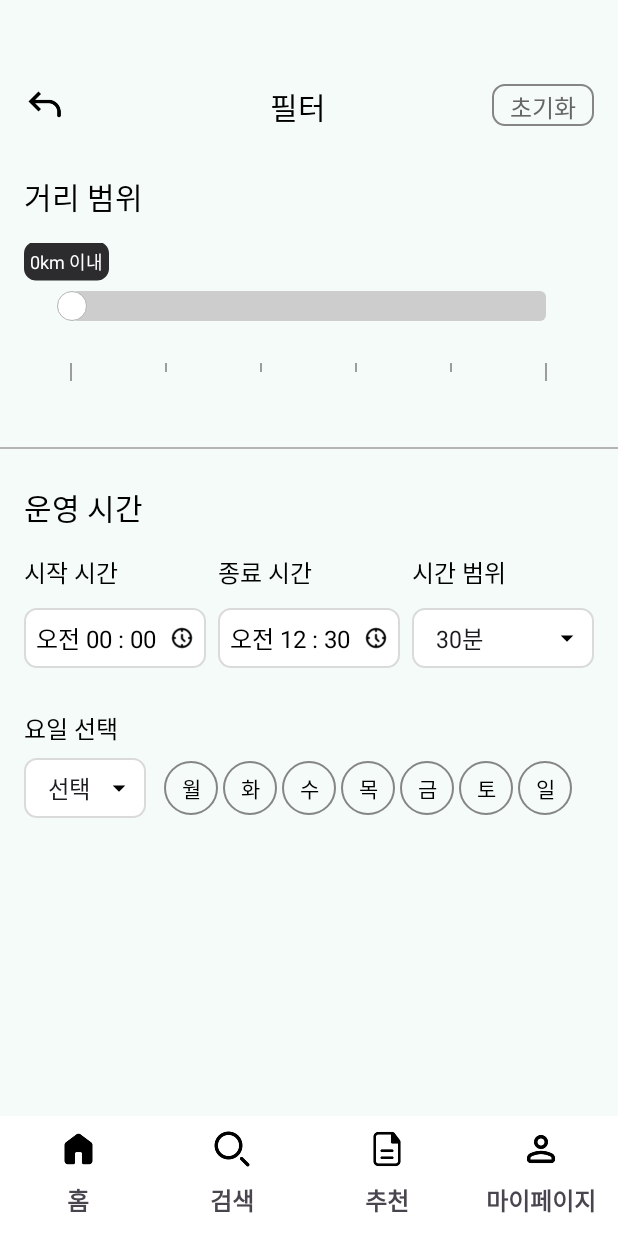
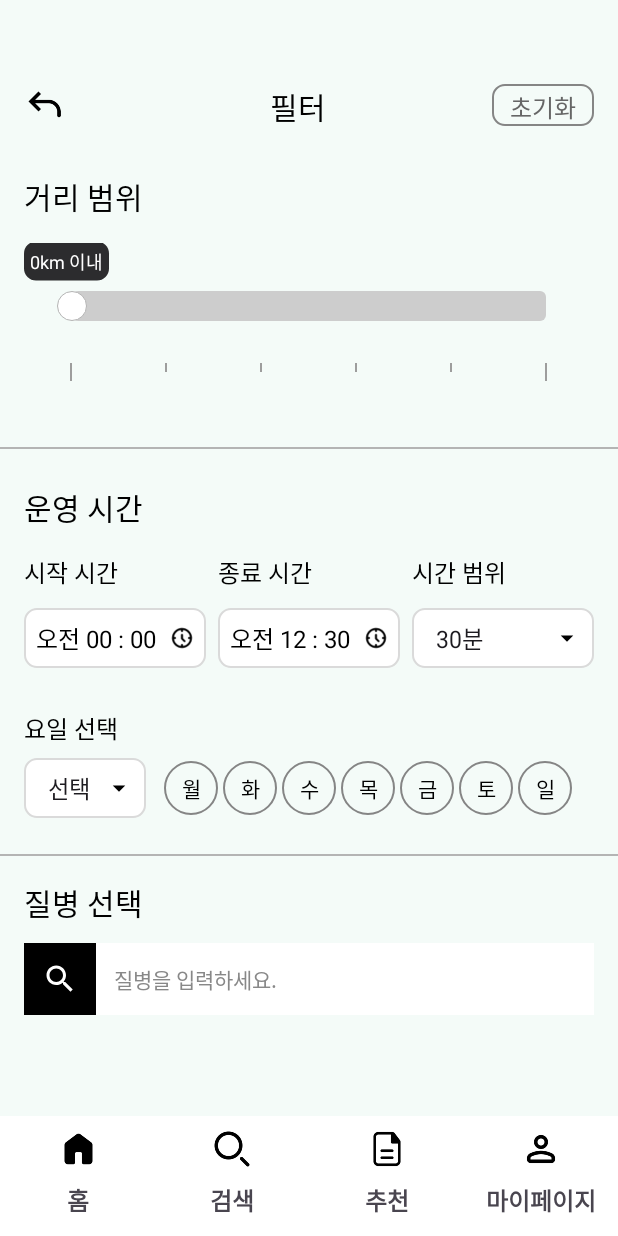
Before and after one commit to cbnu-development-team-tuktak/carepick-frontend, an Android app: the fragment FilterFragment placed in its activity, on a phone screen of 412 x 824 dp. Run offline under Robolectric (Android 15) with nearby library versions, the phone set to English and light mode, and no system bars; libraries missing offline, so code that uses them is left out: com.naver.maps; pictures from the network do not load.

Commit message:
필터 기능 중 질병 예측 기능까지 구현 완료

```diff
--- a/app/src/main/java/com/example/carepick/ui/search/FilterFragment.kt
+++ b/app/src/main/java/com/example/carepick/ui/search/FilterFragment.kt
@@ -2,6 +2,8 @@ package com.example.carepick.ui.search
 
 import android.app.TimePickerDialog
 import android.os.Bundle
+import android.text.Editable
+import android.text.TextWatcher
 import android.view.LayoutInflater
 import android.view.View
 import android.view.ViewGroup
@@ -29,10 +31,9 @@ class FilterFragment : Fragment() {
             parentFragmentManager.popBackStack()
         }
 
-        // 📏 SeekBar 설정
+        // 📏 거리 범위 SeekBar
         val seekBar = view.findViewById<SeekBar>(R.id.distance_slider)
         val label = view.findViewById<TextView>(R.id.slider_value_label)
-
         seekBar.setOnSeekBarChangeListener(object : SeekBar.OnSeekBarChangeListener {
             override fun onProgressChanged(seekBar: SeekBar?, progress: Int, fromUser: Boolean) {
                 if (seekBar != null) {
@@ -45,12 +46,11 @@ class FilterFragment : Fragment() {
                     label.visibility = View.VISIBLE
                 }
             }
-
             override fun onStartTrackingTouch(seekBar: SeekBar?) {}
             override fun onStopTrackingTouch(seekBar: SeekBar?) {}
         })
 
-        // 🕐 시작/종료 시간 설정
+        // 🕐 운영시간 설정
         val startTimeText = view.findViewById<TextView>(R.id.start_time_text)
         val startTimeIcon = view.findViewById<ImageView>(R.id.start_time_icon)
         val endTimeText = view.findViewById<TextView>(R.id.end_time_text)
@@ -83,16 +83,13 @@ class FilterFragment : Fragment() {
         // ⏳ 시간 범위 Spinner 설정
         val spinner = view.findViewById<Spinner>(R.id.time_range_spinner)
         val spinnerIcon = view.findViewById<ImageView>(R.id.spinner_dropdown_icon)
-        val timeRanges = listOf(
-            "30분", "1시간", "1시간 30분", "2시간", "2시간 30분",
-            "3시간"
-        )
+        val timeRanges = listOf("30분", "1시간", "1시간 30분", "2시간", "2시간 30분", "3시간")
 
         val adapter = ArrayAdapter(requireContext(), android.R.layout.simple_spinner_item, timeRanges)
         adapter.setDropDownViewResource(android.R.layout.simple_spinner_dropdown_item)
         spinner.adapter = adapter
 
-        spinnerIcon?.setOnClickListener {
+        spinnerIcon.setOnClickListener {
             spinner.performClick()
         }
 
@@ -100,15 +97,12 @@ class FilterFragment : Fragment() {
             override fun onItemSelected(parent: AdapterView<*>, v: View?, position: Int, id: Long) {
                 val selectedRange = parent.getItemAtPosition(position).toString()
                 val startText = startTimeText.text.toString()
-
                 val regex = Regex("오(전|후) (\\d{2}) : (\\d{2})")
                 val match = regex.find(startText)
-
                 if (match != null) {
                     val ampm = match.groupValues[1]
                     var hour = match.groupValues[2].toInt()
                     val minute = match.groupValues[3].toInt()
-
                     if (ampm == "오후" && hour != 12) hour += 12
                     if (ampm == "오전" && hour == 12) hour = 0
 
@@ -133,16 +127,13 @@ class FilterFragment : Fragment() {
                     val isAM = endHour24 < 12
                     val endHour12 = if (endHour24 % 12 == 0) 12 else endHour24 % 12
                     val endAmPm = if (isAM) "오전" else "오후"
-
-                    val formattedEndTime = String.format("%s %02d : %02d", endAmPm, endHour12, endMinute)
-                    endTimeText.text = formattedEndTime
+                    endTimeText.text = String.format("%s %02d : %02d", endAmPm, endHour12, endMinute)
                 }
             }
-
             override fun onNothingSelected(parent: AdapterView<*>) {}
         }
 
-        // ✅ 요일 선택 기능
+        // ✅ 요일 선택
         val dayButtons = mapOf(
             "월" to view.findViewById<TextView>(R.id.day_mon),
             "화" to view.findViewById<TextView>(R.id.day_tue),
@@ -152,7 +143,6 @@ class FilterFragment : Fragment() {
             "토" to view.findViewById<TextView>(R.id.day_sat),
             "일" to view.findViewById<TextView>(R.id.day_sun)
         )
-
         val selectedDays = mutableSetOf<String>()
         val dayGroupSpinner = view.findViewById<Spinner>(R.id.day_group_spinner)
         val dayGroupIcon = view.findViewById<ImageView>(R.id.day_group_icon)
@@ -162,45 +152,27 @@ class FilterFragment : Fragment() {
         groupAdapter.setDropDownViewResource(android.R.layout.simple_spinner_dropdown_item)
         dayGroupSpinner.adapter = groupAdapter
 
-        // ⬇️ 요일 그룹 화살표 클릭 시 Spinner 열기
         dayGroupIcon.setOnClickListener {
             dayGroupSpinner.performClick()
         }
 
-        // Spinner 선택 시 요일 자동 반영
         dayGroupSpinner.onItemSelectedListener = object : AdapterView.OnItemSelectedListener {
             override fun onItemSelected(parent: AdapterView<*>, view: View?, position: Int, id: Long) {
                 when (dayGroupOptions[position]) {
                     "선택" -> selectedDays.clear()
-                    "평일" -> {
-                        selectedDays.clear()
-                        selectedDays.addAll(listOf("월", "화", "수", "목", "금"))
-                    }
-                    "주말" -> {
-                        selectedDays.clear()
-                        selectedDays.addAll(listOf("토", "일"))
-                    }
-                    "매일" -> {
-                        selectedDays.clear()
-                        selectedDays.addAll(dayButtons.keys)
-                    }
+                    "평일" -> selectedDays.setAll("월", "화", "수", "목", "금")
+                    "주말" -> selectedDays.setAll("토", "일")
+                    "매일" -> selectedDays.setAll(*dayButtons.keys.toTypedArray())
                 }
                 updateDayButtonUI(dayButtons, selectedDays)
             }
-
-            override fun onNothingSelected(parent: AdapterView<*>?) {}
+            override fun onNothingSelected(parent: AdapterView<*>) {}
         }
 
-        // 요일 버튼 클릭 시 상태 반영
         for ((day, btn) in dayButtons) {
             btn.setOnClickListener {
-                if (selectedDays.contains(day)) {
-                    selectedDays.remove(day)
-                } else {
-                    selectedDays.add(day)
-                }
+                if (selectedDays.contains(day)) selectedDays.remove(day) else selectedDays.add(day)
                 updateDayButtonUI(dayButtons, selectedDays)
-
                 dayGroupSpinner.setSelection(
                     when {
                         selectedDays.containsAll(listOf("월", "화", "수", "목", "금", "토", "일")) -> 3
@@ -211,6 +183,41 @@ class FilterFragment : Fragment() {
                 )
             }
         }
+
+        // ✅ 🔍 질병 검색 기능
+        val searchInput = view.findViewById<EditText>(R.id.search_input)
+        val suggestionBox = view.findViewById<LinearLayout>(R.id.suggestion_box)
+        val suggestion1 = view.findViewById<TextView>(R.id.suggestion_1)
+        val suggestion2 = view.findViewById<TextView>(R.id.suggestion_2)
+        val suggestion3 = view.findViewById<TextView>(R.id.suggestion_3)
+        val selectedTagsContainer = view.findViewById<LinearLayout>(R.id.selected_tags_container)
+
+        searchInput.addTextChangedListener(object : TextWatcher {
+            override fun afterTextChanged(s: Editable?) {
+                val query = s.toString()
+                if (query.isNotEmpty()) {
+                    suggestion1.text = "감기"
+                    suggestion2.text = "기흉"
+                    suggestion3.text = "각막염"
+                    suggestion1.visibility = View.VISIBLE
+                    suggestion2.visibility = View.VISIBLE
+                    suggestion3.visibility = View.VISIBLE
+                    suggestionBox.visibility = View.VISIBLE
+                } else {
+                    suggestion1.visibility = View.GONE
+                    suggestion2.visibility = View.GONE
+                    suggestion3.visibility = View.GONE
+                    suggestionBox.visibility = View.GONE
+                }
+            }
+            override fun beforeTextChanged(s: CharSequence?, start: Int, count: Int, after: Int) {}
+            override fun onTextChanged(s: CharSequence?, start: Int, before: Int, count: Int) {}
+        })
+
+        // ✅ 태그 추가 기능
+        suggestion1.setOnClickListener { addTag("감기") }
+        suggestion2.setOnClickListener { addTag("기흉") }
+        suggestion3.setOnClickListener { addTag("각막염") }
     }
 
     private fun updateDayButtonUI(
@@ -218,11 +225,30 @@ class FilterFragment : Fragment() {
         selectedDays: Set<String>
     ) {
         for ((day, btn) in dayButtons) {
-            if (selectedDays.contains(day)) {
-                btn.setBackgroundResource(R.drawable.bg_day_selected)
-            } else {
-                btn.setBackgroundResource(R.drawable.bg_day_unselected)
-            }
+            btn.setBackgroundResource(
+                if (selectedDays.contains(day)) R.drawable.bg_day_selected
+                else R.drawable.bg_day_unselected
+            )
         }
     }
+
+    private fun <T> MutableSet<T>.setAll(vararg items: T) {
+        clear()
+        addAll(items)
+    }
+
+    private fun addTag(tagText: String) {
+        val tagContainer = view?.findViewById<LinearLayout>(R.id.selected_tags_container) ?: return
+
+        val tagView = LayoutInflater.from(context).inflate(R.layout.tag_item, tagContainer, false)
+        val textView = tagView.findViewById<TextView>(R.id.tag_text)
+        val closeBtn = tagView.findViewById<ImageView>(R.id.tag_close)
+
+        textView.text = tagText
+        closeBtn.setOnClickListener {
+            tagContainer.removeView(tagView)
+        }
+
+        tagContainer.addView(tagView)
+    }
 }
--- /dev/null
+++ b/app/src/main/res/drawable/bg_search_bar.xml
@@ -0,0 +1,6 @@
+<!-- res/drawable/bg_search_bar.xml -->
+<shape xmlns:android="http://schemas.android.com/apk/res/android" android:shape="rectangle">
+    <solid android:color="#FFFFFF" />
+    <stroke android:width="1dp" android:color="#CCCCCC" />
+    <corners android:radius="8dp" />
+</shape>
--- /dev/null
+++ b/app/src/main/res/drawable/bg_search_border.xml
@@ -0,0 +1,5 @@
+<shape xmlns:android="http://schemas.android.com/apk/res/android">
+    <solid android:color="@android:color/white" />
+    <stroke android:width="1dp" android:color="#CCCCCC" />
+    <corners android:radius="8dp" />
+</shape>
--- /dev/null
+++ b/app/src/main/res/drawable/bg_tag.xml
@@ -0,0 +1,5 @@
+<shape xmlns:android="http://schemas.android.com/apk/res/android"
+    android:shape="rectangle">
+    <solid android:color="#B9F3E2"/>
+    <corners android:radius="20dp"/>
+</shape>
--- /dev/null
+++ b/app/src/main/res/layout/fragment_disease_selection.xml
@@ -0,0 +1,117 @@
+<?xml version="1.0" encoding="utf-8"?>
+<LinearLayout xmlns:android="http://schemas.android.com/apk/res/android"
+    xmlns:app="http://schemas.android.com/apk/res-auto"
+    android:id="@+id/disease_selection_container"
+    android:layout_width="match_parent"
+    android:layout_height="wrap_content"
+    android:orientation="vertical"
+    android:paddingStart="16dp"
+    android:paddingEnd="16dp"
+    android:paddingTop="16dp"
+    android:paddingBottom="16dp">
+
+    <!-- 제목 -->
+    <TextView
+        android:id="@+id/tv_disease_title"
+        android:layout_width="wrap_content"
+        android:layout_height="wrap_content"
+        android:text="질병 선택"
+        android:textSize="20sp"
+        android:textColor="#000000"
+        android:fontFamily="@font/pretendard_bold" />
+
+    <!-- 검색 바 -->
+    <LinearLayout
+        android:id="@+id/search_bar"
+        android:layout_width="match_parent"
+        android:layout_height="48dp"
+        android:layout_marginTop="12dp"
+        android:orientation="horizontal"
+        android:background="@drawable/bg_search_border"
+        android:gravity="center_vertical">
+
+        <LinearLayout
+            android:layout_width="48dp"
+            android:layout_height="match_parent"
+            android:background="#000000"
+            android:gravity="center">
+
+            <ImageView
+                android:id="@+id/search_icon"
+                android:layout_width="24dp"
+                android:layout_height="24dp"
+                android:src="@drawable/ic_search"
+                app:tint="@android:color/white"
+                android:contentDescription="검색 아이콘" />
+        </LinearLayout>
+
+        <EditText
+            android:id="@+id/search_input"
+            android:layout_width="0dp"
+            android:layout_height="match_parent"
+            android:layout_weight="1"
+            android:hint="질병을 입력하세요."
+            android:textColorHint="#888888"
+            android:paddingStart="12dp"
+            android:textSize="14sp"
+            android:background="@android:color/white"
+            android:inputType="text" />
+    </LinearLayout>
+
+    <!-- 연관 검색어 박스 -->
+    <LinearLayout
+        android:id="@+id/suggestion_box"
+        android:layout_width="match_parent"
+        android:layout_height="wrap_content"
+        android:layout_marginTop="8dp"
+        android:orientation="vertical"
+        android:background="#D9D9D9"
+        android:padding="8dp"
+        android:visibility="gone"
+        android:elevation="2dp"
+        android:layout_marginBottom="8dp"
+        android:clipToOutline="true">
+
+        <TextView
+            android:id="@+id/suggestion_1"
+            android:layout_width="match_parent"
+            android:layout_height="wrap_content"
+            android:text="감기"
+            android:padding="8dp"
+            android:background="@android:color/white"
+            android:layout_marginBottom="4dp"
+            android:visibility="gone"/>
+
+        <TextView
+            android:id="@+id/suggestion_2"
+            android:layout_width="match_parent"
+            android:layout_height="wrap_content"
+            android:text="기흉"
+            android:padding="8dp"
+            android:background="@android:color/white"
+            android:layout_marginBottom="4dp"
+            android:visibility="gone"/>
+
+        <TextView
+            android:id="@+id/suggestion_3"
+            android:layout_width="match_parent"
+            android:layout_height="wrap_content"
+            android:text="각막염"
+            android:padding="8dp"
+            android:background="@android:color/white"
+            android:layout_marginBottom="4dp"
+            android:visibility="gone"/>
+    </LinearLayout>
+
+    <!-- ✅ 선택된 질병 태그 영역 추가 -->
+    <LinearLayout
+        android:id="@+id/selected_tags_container"
+        android:layout_width="match_parent"
+        android:layout_height="wrap_content"
+        android:orientation="horizontal"
+        android:layout_marginTop="8dp"
+        android:layout_marginBottom="8dp"
+        android:gravity="start"
+        android:clipChildren="false"
+        android:clipToPadding="false" />
+</LinearLayout>
--- a/app/src/main/res/layout/fragment_filter.xml
+++ b/app/src/main/res/layout/fragment_filter.xml
@@ -343,30 +343,31 @@
         android:paddingStart="16dp"
         android:paddingEnd="16dp"
         android:paddingBottom="16dp"
-        app:layout_constraintTop_toBottomOf="@id/operation_time_section"
+        app:layout_constraintEnd_toEndOf="parent"
+        app:layout_constraintHorizontal_bias="0.0"
         app:layout_constraintStart_toStartOf="parent"
-        app:layout_constraintEnd_toEndOf="parent">
+        app:layout_constraintTop_toBottomOf="@id/operation_time_section">
 
         <TextView
             android:layout_width="wrap_content"
             android:layout_height="wrap_content"
+            android:layout_marginBottom="8dp"
+            android:fontFamily="@font/pretendard_medium"
             android:text="요일 선택"
-            android:textSize="16sp"
             android:textColor="#000000"
-            android:layout_marginBottom="8dp"
-            android:fontFamily="@font/pretendard_medium" />
+            android:textSize="16sp" />
 
         <HorizontalScrollView
             android:layout_width="match_parent"
             android:layout_height="wrap_content"
-            android:scrollbars="none"
-            android:fillViewport="true">
+            android:fillViewport="true"
+            android:scrollbars="none">
 
             <LinearLayout
                 android:layout_width="wrap_content"
                 android:layout_height="wrap_content"
-                android:orientation="horizontal"
-                android:gravity="center_vertical">
+                android:gravity="center_vertical"
+                android:orientation="horizontal">
 
                 <!-- Spinner와 아이콘을 감싸는 LinearLayout (운영시간 스타일) -->
                 <LinearLayout
@@ -374,9 +375,9 @@
                     android:layout_height="wrap_content"
                     android:layout_marginEnd="12dp"
                     android:background="@drawable/bg_edittext"
+                    android:gravity="center_vertical"
                     android:orientation="horizontal"
-                    android:padding="8dp"
-                    android:gravity="center_vertical">
+                    android:padding="8dp">
 
                     <Spinner
                         android:id="@+id/day_group_spinner"
@@ -384,27 +385,77 @@
                         android:layout_height="wrap_content"
                         android:layout_weight="1"
                         android:background="@android:color/transparent"
-                        android:spinnerMode="dropdown"/>
+                        android:spinnerMode="dropdown" />
 
                     <ImageView
                         android:id="@+id/day_group_icon"
                         android:layout_width="20dp"
                         android:layout_height="20dp"
-                        android:src="@drawable/ic_dropdown"
-                        android:contentDescription="화살표"/>
+                        android:contentDescription="화살표"
+                        android:src="@drawable/ic_dropdown" />
                 </LinearLayout>
 
                 <!-- 요일 버튼들 -->
-                <TextView android:id="@+id/day_mon" style="@style/DayButton" android:text="월" />
-                <TextView android:id="@+id/day_tue" style="@style/DayButton" android:text="화" />
-                <TextView android:id="@+id/day_wed" style="@style/DayButton" android:text="수" />
-                <TextView android:id="@+id/day_thu" style="@style/DayButton" android:text="목" />
-                <TextView android:id="@+id/day_fri" style="@style/DayButton" android:text="금" />
-                <TextView android:id="@+id/day_sat" style="@style/DayButton" android:text="토" />
-                <TextView android:id="@+id/day_sun" style="@style/DayButton" android:text="일" />
+                <TextView
+                    android:id="@+id/day_mon"
+                    style="@style/DayButton"
+                    android:text="월" />
+
+                <TextView
+                    android:id="@+id/day_tue"
+                    style="@style/DayButton"
+                    android:text="화" />
+
+                <TextView
+                    android:id="@+id/day_wed"
+                    style="@style/DayButton"
+                    android:text="수" />
+
+                <TextView
+                    android:id="@+id/day_thu"
+                    style="@style/DayButton"
+                    android:text="목" />
+
+                <TextView
+                    android:id="@+id/day_fri"
+                    style="@style/DayButton"
+                    android:text="금" />
+
+                <TextView
+                    android:id="@+id/day_sat"
+                    style="@style/DayButton"
+                    android:text="토" />
+
+                <TextView
+                    android:id="@+id/day_sun"
+                    style="@style/DayButton"
+                    android:text="일" />
             </LinearLayout>
         </HorizontalScrollView>
     </LinearLayout>
 
+    <!-- ⬇️ 요일 밑 구분선 -->
+    <View
+        android:id="@+id/divider_disease_section"
+        android:layout_width="match_parent"
+        android:layout_height="1dp"
+        android:layout_marginTop="8dp"
+        android:layout_marginBottom="8dp"
+        android:background="#B4B4B4"
+        app:layout_constraintTop_toBottomOf="@id/day_section"
+        app:layout_constraintStart_toStartOf="parent"
+        app:layout_constraintEnd_toEndOf="parent" />
+    <androidx.constraintlayout.widget.ConstraintLayout
+        android:id="@+id/disease_section_wrapper"
+        android:layout_width="0dp"
+        android:layout_height="0dp"
+        app:layout_constraintTop_toBottomOf="@id/divider_disease_section"
+        app:layout_constraintStart_toStartOf="parent"
+        app:layout_constraintEnd_toEndOf="parent"
+        app:layout_constraintBottom_toBottomOf="parent">
+        <include
+            android:id="@+id/include_disease_selection"
+            layout="@layout/fragment_disease_selection" />
+    </androidx.constraintlayout.widget.ConstraintLayout>
 
 </androidx.constraintlayout.widget.ConstraintLayout>
```
Also changed, not shown: app/src/main/res/layout/tag_item.xml (added, +28 -0 lines).
